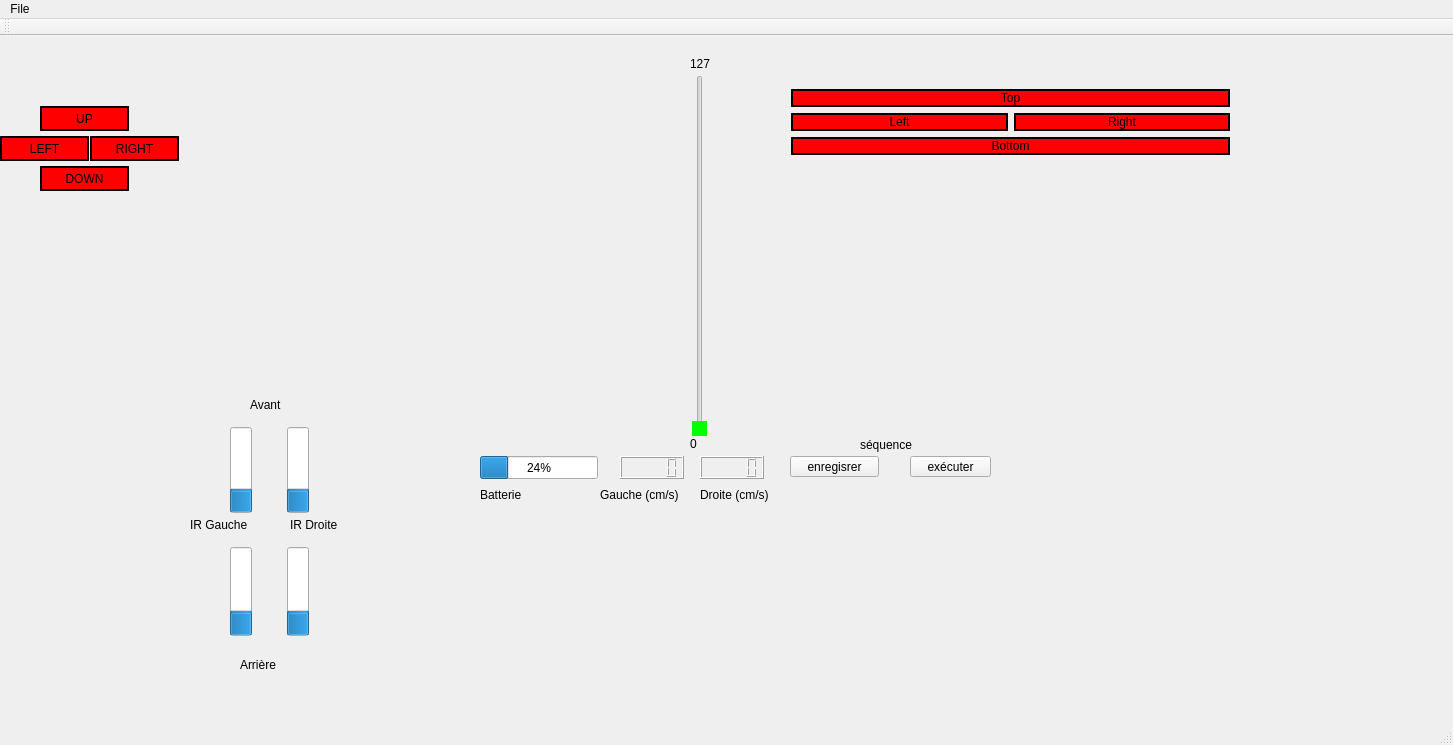
Old version of the form mainwindow.ui in the repository monsieur7/robotProjet.
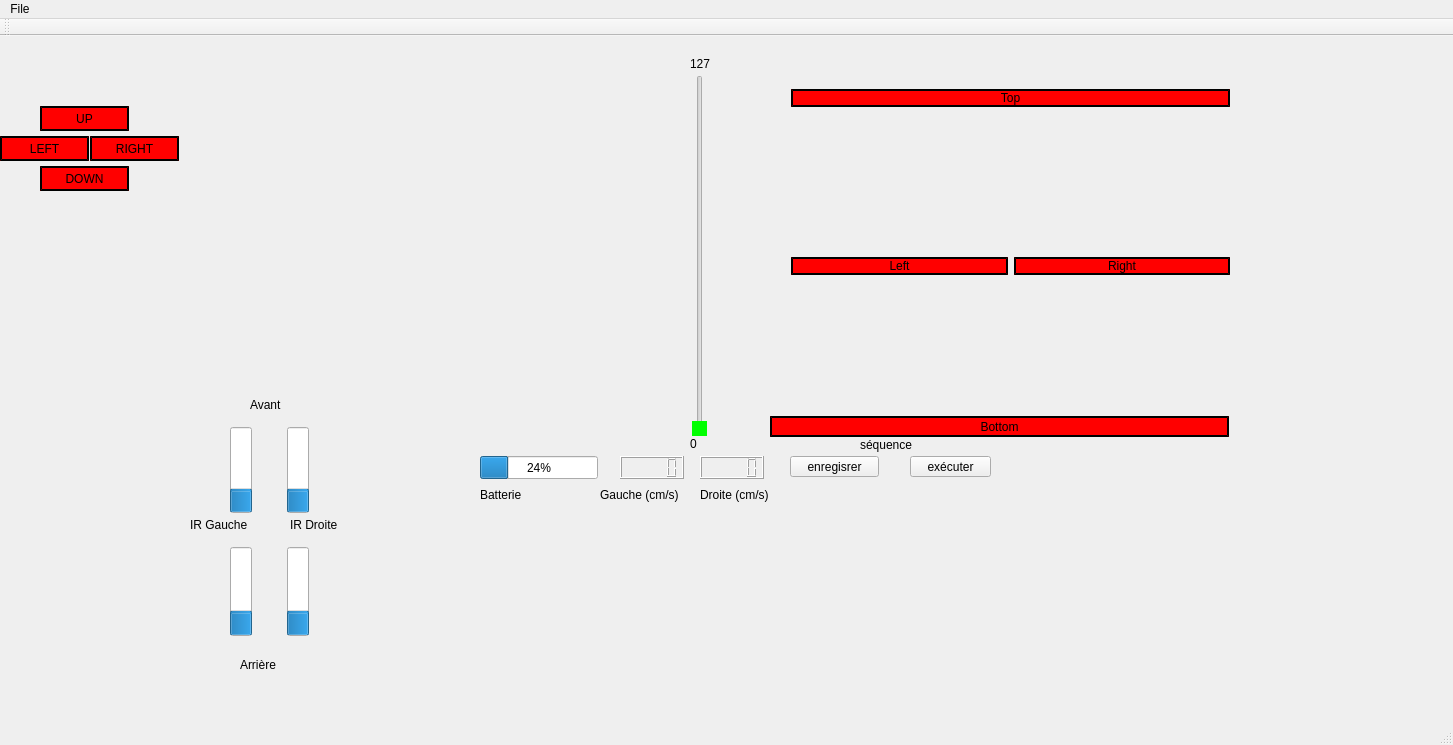
New version of the form. Icons and pictures are not drawn.

Commit message: addedd better button position

What changed in the file:
```diff
--- a/mainwindow.ui
+++ b/mainwindow.ui
@@ -28,7 +28,7 @@
      </rect>
     </property>
     <layout class="QGridLayout" name="gridLayout">
-     <item row="5" column="0">
+     <item row="3" column="0">
       <spacer name="verticalSpacer_2">
        <property name="orientation">
         <enum>Qt::Vertical</enum>
@@ -41,7 +41,7 @@
        </property>
       </spacer>
      </item>
-     <item row="7" column="0">
+     <item row="14" column="0">
       <spacer name="verticalSpacer">
        <property name="orientation">
         <enum>Qt::Vertical</enum>
@@ -76,7 +76,10 @@
        </property>
       </widget>
      </item>
-     <item row="3" column="0">
+     <item row="5" column="0">
+      <layout class="QVBoxLayout" name="verticalLayout"/>
+     </item>
+     <item row="7" column="0">
       <layout class="QHBoxLayout" name="horizontalLayout">
        <item>
         <widget class="QPushButton" name="left">
@@ -124,28 +127,6 @@
        </item>
       </layout>
      </item>
-     <item row="4" column="0">
-      <widget class="QPushButton" name="bottom">
-       <property name="styleSheet">
-        <string notr="true">QPushButton {
-    background-color: red;
-    border-style: outset;
-    border-width: 2px;
-    border-color: black;
-}
-
-QPushButton:pressed {
-    background-color: green; 
-}</string>
-       </property>
-       <property name="text">
-        <string>Bottom</string>
-       </property>
-       <property name="shortcut">
-        <string>S</string>
-       </property>
-      </widget>
-     </item>
     </layout>
    </widget>
    <widget class="QWidget" name="gridLayoutWidget_2">
@@ -544,6 +525,34 @@
      <string>séquence</string>
     </property>
    </widget>
+   <widget class="QPushButton" name="bottom">
+    <property name="geometry">
+     <rect>
+      <x>770</x>
+      <y>380</y>
+      <width>459</width>
+      <height>21</height>
+     </rect>
+    </property>
+    <property name="styleSheet">
+     <string notr="true">QPushButton {
+    background-color: red;
+    border-style: outset;
+    border-width: 2px;
+    border-color: black;
+}
+
+QPushButton:pressed {
+    background-color: green; 
+}</string>
+    </property>
+    <property name="text">
+     <string>Bottom</string>
+    </property>
+    <property name="shortcut">
+     <string>S</string>
+    </property>
+   </widget>
   </widget>
   <widget class="QMenuBar" name="menuBar">
    <property name="geometry">
```
Left out of the diff: 9 changed lines with no effect on the pictures. The commit also changes 1 other file.
